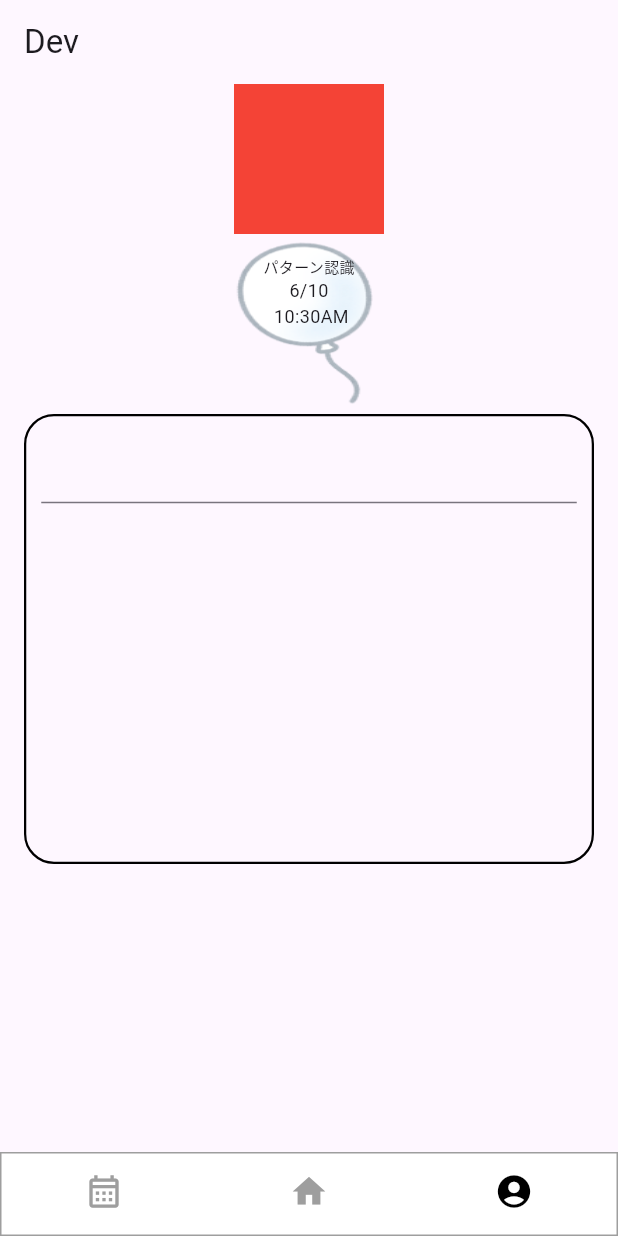
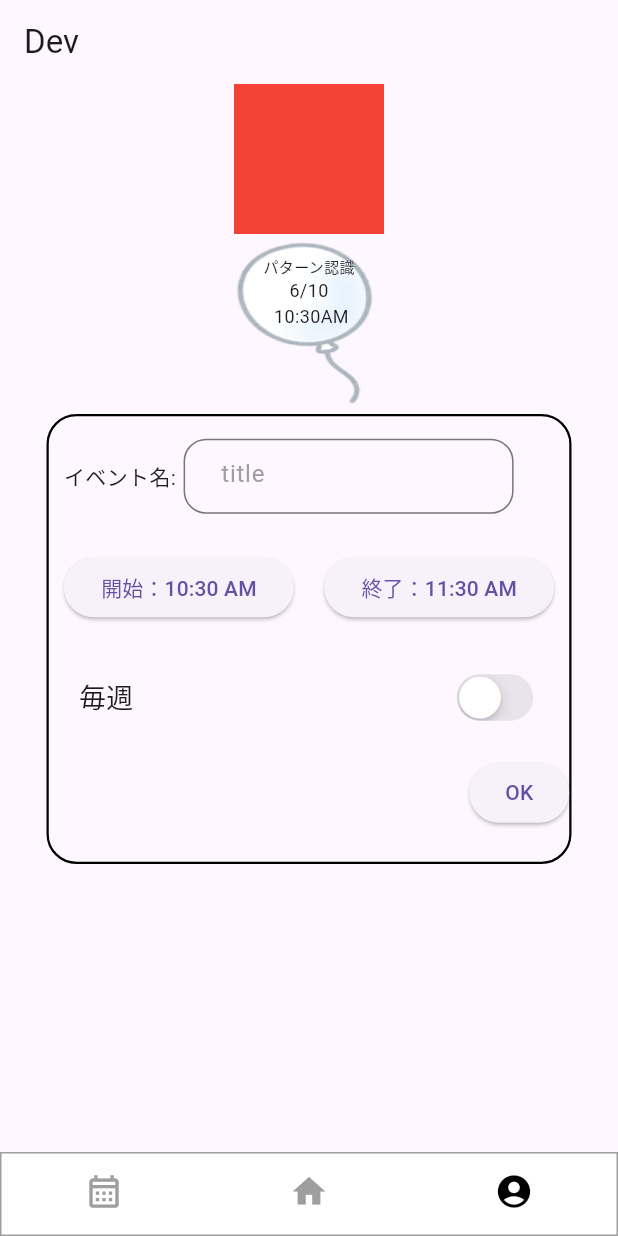
Before and after one commit to kami5kaze/mytodoapp, a Flutter app: the screen it shows after launch, item 3 of the bottom bar chosen, on a phone screen of 412 x 824 dp. Run offline on Flutter 3.47's test engine with Material 3 defaults, Android fonts, the phone set to English and light mode, and no system bars; drawn by our look-alikes of auto_size_text, persistent_bottom_nav_bar; our stand-ins replace firebase_core, flutter_hooks, flutter_riverpod, table_calendar; accounts and stored records are empty.

Commit message:
feat:　トグルスイッチの追加

```diff
--- a/dateballon/lib/components/eventAddDialog.dart
+++ b/dateballon/lib/components/eventAddDialog.dart
@@ -1,21 +1,120 @@
+import 'package:flutter/cupertino.dart';
 import 'package:flutter/material.dart';
-import 'package:auto_size_text/auto_size_text.dart';
+import 'package:flutter_hooks/flutter_hooks.dart';
 
-class AddDialog extends StatelessWidget {
-  const AddDialog({Key? key, required context}) : super(key: key);
-
+class AddDialog extends HookWidget {
   @override
   Widget build(BuildContext context) {
-    TextEditingController titleEditingController = TextEditingController();
+    final TextEditingController titleEditingController =
+        TextEditingController();
+    final startTime = useState(TimeOfDay.now());
+    final endTime = useState(
+      TimeOfDay(hour: startTime.value.hour + 1, minute: startTime.value.minute),
+    );
+    final value = useState(false);
+    void onChanged(bool newValue) {
+      value.value = newValue;
+    }
+
+    Future<TimeOfDay?> pickTimer(
+        BuildContext context, TimeOfDay initialTime) async {
+      final newTime = await showTimePicker(
+        context: context,
+        initialTime: initialTime,
+        initialEntryMode: TimePickerEntryMode.dialOnly,
+      );
+      return newTime;
+    }
+
     return Container(
-      width: 380,
+      width: 350,
       height: 300,
       child: Column(
         children: [
           Padding(
             padding: EdgeInsets.all(10),
-            child: TextField(
-              controller: titleEditingController,
+            child: Row(
+              children: [
+                //タイトル
+                Text('イベント名:'),
+                SizedBox(
+                  width: 230,
+                  height: 60,
+                  child: Padding(
+                    padding: EdgeInsets.all(5),
+                    //タイトル入力
+                    child: TextField(
+                      controller: titleEditingController,
+                      decoration: InputDecoration(
+                        hintText: '  title',
+                        hintStyle: TextStyle(color: Colors.grey),
+                        border: OutlineInputBorder(
+                          borderRadius: BorderRadius.all(Radius.circular(15)),
+                          borderSide:
+                              BorderSide(color: Colors.black, width: 0.1),
+                        ),
+                      ),
+                    ),
+                  ),
+                ),
+              ],
+            ),
+          ),
+          //開始・終了時間
+          Row(
+            mainAxisAlignment: MainAxisAlignment.center,
+            children: [
+              //コンポーネント化
+              Expanded(
+                child: Padding(
+                  padding: EdgeInsets.all(10),
+                  child: ElevatedButton(
+                    onPressed: () async {
+                      final selectedSTime =
+                          await pickTimer(context, startTime.value);
+                      if (selectedSTime != null) {
+                        startTime.value = selectedSTime;
+                      }
+                    },
+                    child: Text('開始：${startTime.value.format(context)}'),
+                  ),
+                ),
+              ),
+              Expanded(
+                child: Padding(
+                  padding: EdgeInsets.all(10),
+                  child: ElevatedButton(
+                    onPressed: () async {
+                      final selectedETime =
+                          await pickTimer(context, endTime.value);
+                      if (selectedETime != null) {
+                        endTime.value = selectedETime;
+                      }
+                    },
+                    child: Text('終了：${endTime.value.format(context)}'),
+                  ),
+                ),
+              ),
+            ],
+          ),
+          Padding(
+            padding: EdgeInsets.all(20),
+            child: Row(
+              mainAxisAlignment: MainAxisAlignment.spaceBetween,
+              children: [
+                Text('毎週', style: TextStyle(fontSize: 18)),
+                CupertinoSwitch(
+                  onChanged: onChanged,
+                  value: value.value,
+                ),
+              ],
+            ),
+          ),
+          Align(
+            alignment: Alignment.bottomRight,
+            child: ElevatedButton(
+              onPressed: () {},
+              child: Text('OK'),
             ),
           ),
         ],
```
